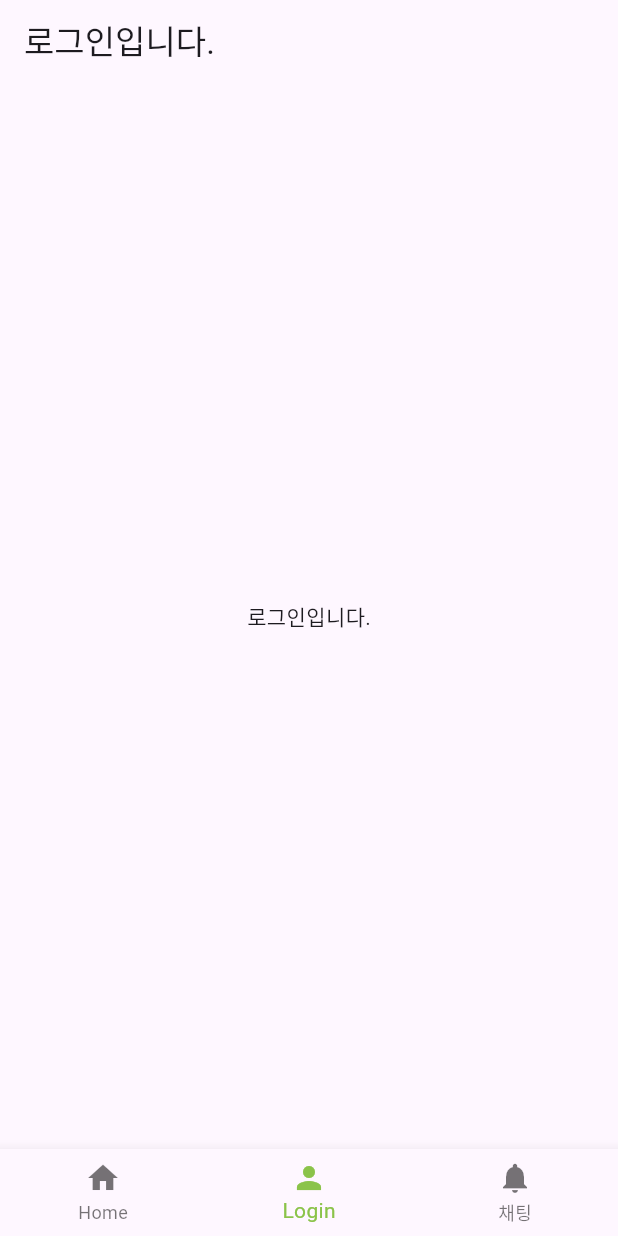
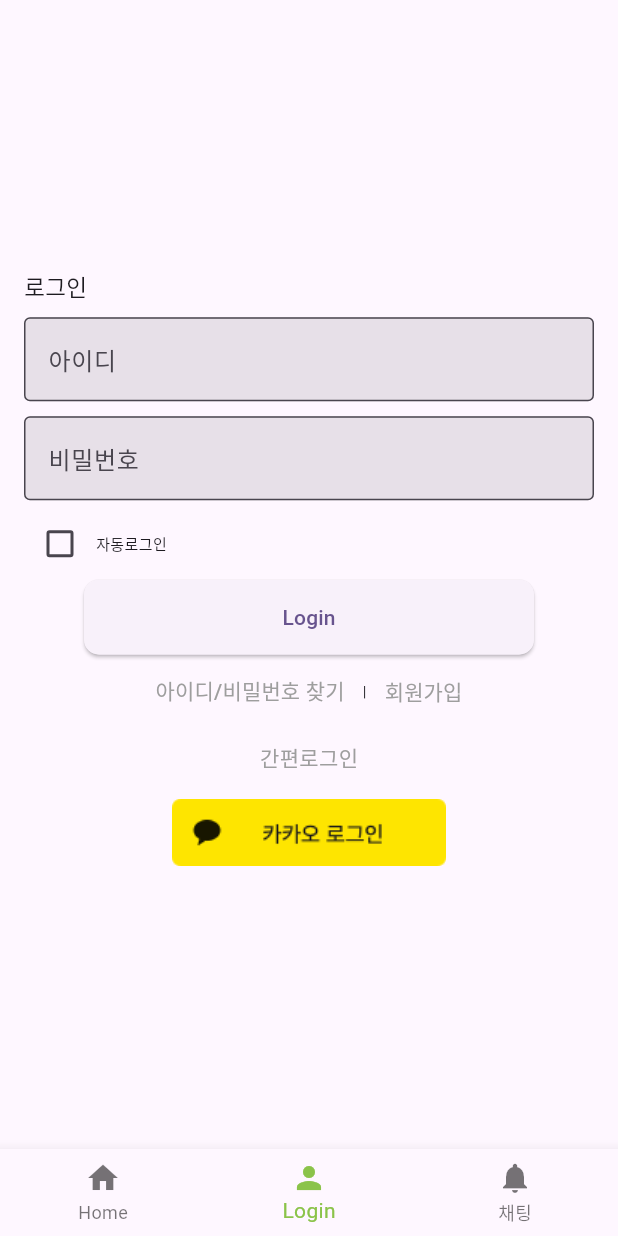
Before and after one commit to myhome1204/baby, a Flutter app: the screen it shows after launch, item 2 of the bottom bar chosen, on a phone screen of 412 x 824 dp. Run offline on Flutter 3.47's test engine with Material 3 defaults, Android fonts, the phone set to English and light mode, and no system bars.

Commit message:
assets파일생성,로그인화면 구현

```diff
--- a/lib/login.dart
+++ b/lib/login.dart
@@ -6,15 +6,133 @@
 }
 
 class _LoginState extends State<Login> {
+  var isChecked = false;
   @override
   Widget build(BuildContext context) {
-    return Scaffold(
-      appBar: AppBar(
-        title: Text('로그인입니다.'),
+    return Center(
+      child: Padding(
+        padding: EdgeInsets.all(16.0),
+        child: Column(
+          mainAxisSize: MainAxisSize.min,
+          crossAxisAlignment: CrossAxisAlignment.start,
+          children: <Widget>[
+            Text(
+              '로그인',
+              style: TextStyle(
+                  fontSize: 15
+              ),
+            ),
+            SizedBox(height: 10),
+            TextField(
+              decoration: InputDecoration(
+                  border: OutlineInputBorder(),
+                  filled: true,
+                  fillColor: Colors.grey[20],
+                  labelText: '아이디'),
+            ),
+            SizedBox(height: 10),
+            TextField(
+              decoration: InputDecoration(
+                  border: OutlineInputBorder(),
+                  filled: true,
+                  fillColor: Colors.grey[20],
+                  labelText: '비밀번호'),
+              obscureText: true,
+            ),
+            SizedBox(height: 5.0),
+            Row(
+              mainAxisSize: MainAxisSize.min,
+              crossAxisAlignment: CrossAxisAlignment.center,
+              children: <Widget>[
+                Checkbox(value: isChecked,
+                    onChanged: (value){
+                      setState(() {
+                        isChecked = value!;
+                      });
+                    }),
+                Text(
+                  '자동로그인',
+                  style: TextStyle(
+                      fontSize: 10
+                  ),
+                ),
+              ],
+            ),
+            Row(
+              mainAxisAlignment: MainAxisAlignment.center,
+              children: <Widget>[
+                ElevatedButton(
+                  onPressed: () {
+                    //  로그인 버튼을 눌렀을때 작업해야할곳
+                  },
+                  child: Text('Login'),
+                  style: ElevatedButton.styleFrom(
+                    shape: RoundedRectangleBorder(
+                      borderRadius: BorderRadius.circular(10), // 0으로 지정하면 모서리가 각진 사각형이 됩니다.
+                    ),
+                    minimumSize: Size(300, 50),
+                  ),
+                ),
+              ],
+            ),
+            Row(
+              mainAxisAlignment: MainAxisAlignment.center,
+              children: <Widget>[
+                TextButton(
+                  onPressed: (){
+                    //아이디/비밀번호 찾기 기능
+                  },
+                  child: Text('아이디/비밀번호 찾기',
+                    style: TextStyle(
+                      fontSize: 14,
+                      color: Colors.grey,
+                    ),),
+                ),
+                Text('|',
+                  style: TextStyle(
+                    fontSize: 10,
+                  ),),
+                TextButton(
+                  onPressed: (){
+                    //회원가입 기능
+                  },
+                  child: Text('회원가입',
+                    style: TextStyle(
+                      fontSize: 14,
+                      color: Colors.grey,
+                    ),),
+                ),
+              ],
+            ),
+            SizedBox(height: 10.0),
+            Row(
+              mainAxisAlignment: MainAxisAlignment.center,
+              children: <Widget>[
+                Text('간편로그인',
+                  style: TextStyle(
+                    fontSize: 14,
+                    color: Colors.grey,
+                  ),),
+              ],
+            ),
+            SizedBox(height: 10.0),
+            Row(
+              mainAxisAlignment: MainAxisAlignment.center,
+              children: <Widget>[
+                IconButton(
+                  icon: Image.asset('assets/images/kakao_login_medium_narrow.png'),
+                  iconSize: 30.0,
+                  onPressed: (){
+                    //카카오톡 간편로그인버튼
+                  },
+                )
+              ],
+            ),
+
+          ],
+        ),
       ),
-      body: Center(
-        child: Text('로그인입니다.'),
-      ),
+
     );
   }
 }
--- a/pubspec.yaml
+++ b/pubspec.yaml
@@ -57,11 +57,9 @@
   # included with your application, so that you can use the icons in
   # the material Icons class.
   uses-material-design: true
+  assets:
+  - assets/images/
 
-  # To add assets to your application, add an assets section, like this:
-  # assets:
-  #   - images/a_dot_burr.jpeg
-  #   - images/a_dot_ham.jpeg
 
   # An image asset can refer to one or more resolution-specific "variants", see
   # https://flutter.dev/assets-and-images/#resolution-aware
```
Also changed, not shown: assets/images/kakao_login_medium_narrow.png (added).
